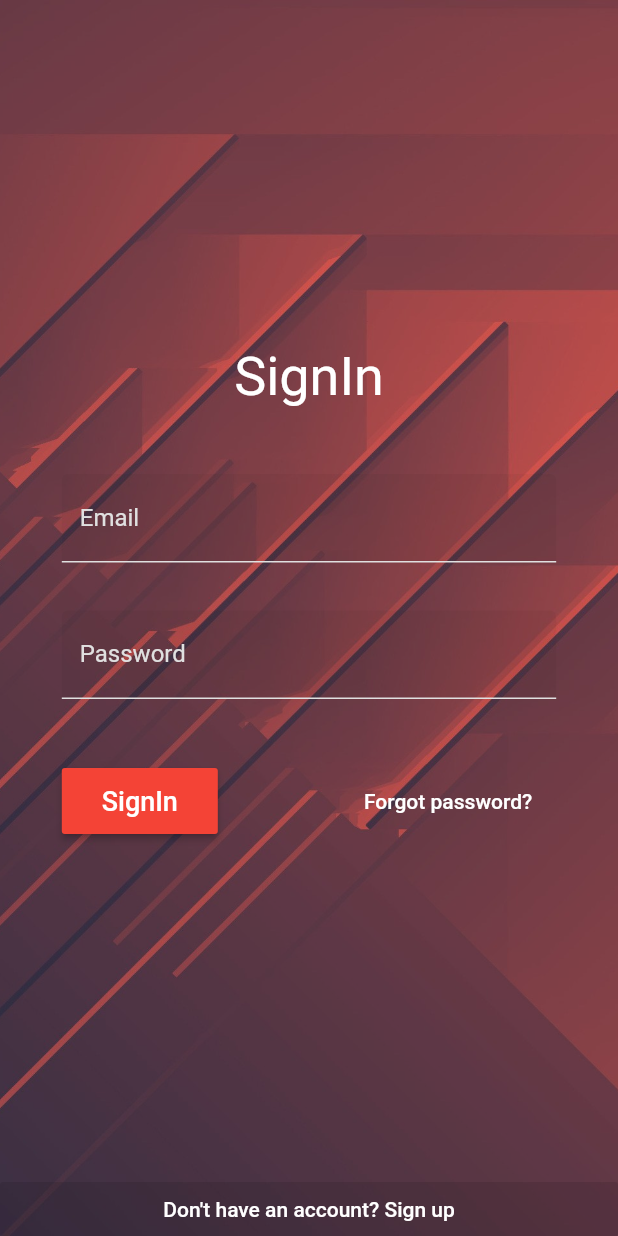
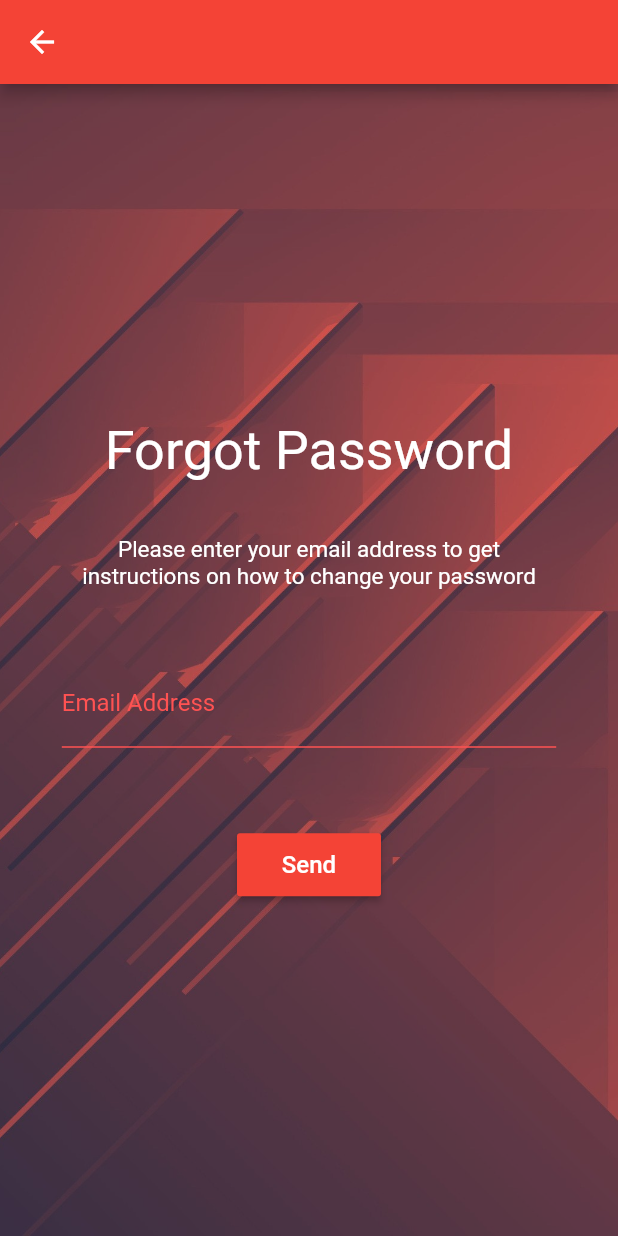
Before and after one commit to khorotyan/delmo, a Flutter app: the screen it shows after launch, after a tap on "Forgot password?", on a phone screen of 412 x 824 dp. Run offline on Flutter 3.47's test engine with Material 2 defaults, Android fonts, the phone set to English and light mode, and no system bars.

Commit message:
Simple forgot password page

```diff
--- a/delmo/lib/main.dart
+++ b/delmo/lib/main.dart
@@ -25,7 +25,8 @@ class _MainState extends State<Main> {
         // Later check, if authenticated take to another screen else to auth page
         '/': (BuildContext context) => AuthPage(isSignIn: true),
         '/signin': (BuildContext context) => AuthPage(isSignIn: true),
-        '/signup': (BuildContext context) => AuthPage(isSignIn: false)
+        '/signup': (BuildContext context) => AuthPage(isSignIn: false),
+        '/forgotPassword': (BuildContext context) => ForgotPassword()
       },
     );
   }
--- a/delmo/lib/screens/auth/auth.dart
+++ b/delmo/lib/screens/auth/auth.dart
@@ -1,5 +1,6 @@
 import 'package:flutter/material.dart';
 import 'package:flutter/services.dart';
+import 'index.dart';
 
 class AuthPage extends StatefulWidget {
   final bool isSignIn;
@@ -21,7 +22,7 @@ class _AuthPageState extends State<AuthPage> {
   static const Color _selectedEditColor = Colors.white;
   static const String _nameInputLabel = 'First Name';
   static const String _ageInputLabel = 'Age';
-  static const String _emailInputLabel = 'Email';
+  static const String _emailInputLabel = 'Email Address';
   static const String _passwordInputLabel = 'Password';
   static const String _signInName = 'SignIn';
   static const String _signUpName = 'SignUp';
@@ -345,6 +346,6 @@ class _AuthPageState extends State<AuthPage> {
   FlatButton _buildForgotPasswordButton() {
     return FlatButton(
         child: Text('Forgot password?', style: TextStyle(color: Colors.white)),
-        onPressed: () {});
+        onPressed: () => Navigator.pushNamed(context, '/forgotPassword'));
   }
 }
--- /dev/null
+++ b/delmo/lib/screens/auth/forgot_password.dart
@@ -0,0 +1,108 @@
+import 'package:flutter/material.dart';
+import 'package:flutter/services.dart';
+
+class ForgotPassword extends StatefulWidget {
+  @override
+  State<StatefulWidget> createState() {
+    return _ForgotPasswordState();
+  }
+}
+
+class _ForgotPasswordState extends State<ForgotPassword> {
+  static const String _pageTitle = 'Forgot Password';
+  static const String _pageDescription =
+      'Please enter your email address to get instructions on how to change your password';
+
+  @override
+  void initState() {
+    SystemChrome.setPreferredOrientations([DeviceOrientation.portraitUp]);
+
+    super.initState();
+  }
+
+  @override
+  Widget build(BuildContext context) {
+    return Scaffold(
+        appBar: AppBar(
+            leading: IconButton(
+                icon: Icon(Icons.arrow_back),
+                onPressed: () => Navigator.pop(context))),
+        body: Container(
+            alignment: Alignment(0.0, 0.0),
+            decoration: BoxDecoration(image: _getBackgroundImage()),
+            child: Container(
+                width: _getAuthPageWidth(),
+                child: Form(
+                    child: Column(
+                        crossAxisAlignment: CrossAxisAlignment.center,
+                        mainAxisAlignment: MainAxisAlignment.center,
+                        children: <Widget>[
+                      _buildAppTitle(),
+                      SizedBox(height: 36.0),
+                      _buildDescriptionText(),
+                      SizedBox(height: 46.0),
+                      _buildEmailInputField(),
+                      SizedBox(height: 54.0),
+                      _buildSendButton()
+                    ])))));
+  }
+
+  DecorationImage _getBackgroundImage() {
+    return DecorationImage(
+        fit: BoxFit.cover,
+        colorFilter:
+            ColorFilter.mode(Colors.red.withOpacity(0.1), BlendMode.multiply),
+        image: AssetImage('images/login_background.jpg'));
+  }
+
+  double _getAuthPageWidth() {
+    double screenWidth = MediaQuery.of(context).size.width;
+
+    return MediaQuery.of(context).orientation == Orientation.portrait
+        ? screenWidth * 0.8
+        : screenWidth * 0.65;
+  }
+
+  Text _buildAppTitle() {
+    return Text(_pageTitle,
+        style: TextStyle(fontSize: 36.0, color: Colors.white));
+  }
+
+  Text _buildDescriptionText() {
+    return Text(_pageDescription,
+        style: TextStyle(
+          fontSize: 15.0,
+          color: Colors.white,
+        ),
+        textAlign: TextAlign.center);
+  }
+
+  TextFormField _buildEmailInputField() {
+    return TextFormField(
+        decoration: InputDecoration(
+            labelText: 'Email Address',
+            labelStyle: TextStyle(color: Theme.of(context).accentColor),
+            enabledBorder: UnderlineInputBorder(
+                borderSide: BorderSide(color: Theme.of(context).accentColor))),
+        keyboardType: TextInputType.emailAddress,
+        style: TextStyle(color: Colors.white),
+        validator: (String value) {
+          if (value.isEmpty ||
+              !RegExp(r"[a-z0-9!#$%&'*+/=?^_`{|}~-]+(?:\.[a-z0-9!#$%&'*+/=?^_`{|}~-]+)*@(?:[a-z0-9](?:[a-z0-9-]*[a-z0-9])?\.)+[a-z0-9](?:[a-z0-9-]*[a-z0-9])?")
+                  .hasMatch(value)) {
+            return 'Please enter a valid email address';
+          }
+        },
+        onSaved: (String value) {});
+  }
+
+  ButtonTheme _buildSendButton() {
+    return ButtonTheme(
+        minWidth: 96.0,
+        height: 42.0,
+        child: RaisedButton(
+            child: Text('Send',
+                style: TextStyle(color: Colors.white, fontSize: 16.0)),
+            onPressed: () {}));
+  }
+}
--- a/delmo/lib/screens/auth/index.dart
+++ b/delmo/lib/screens/auth/index.dart
@@ -1 +1,2 @@
 export 'auth.dart';
+export 'forgot_password.dart';
```
Also changed, not shown: delmo/lib/screens/auth/auth_options.dart (added).
